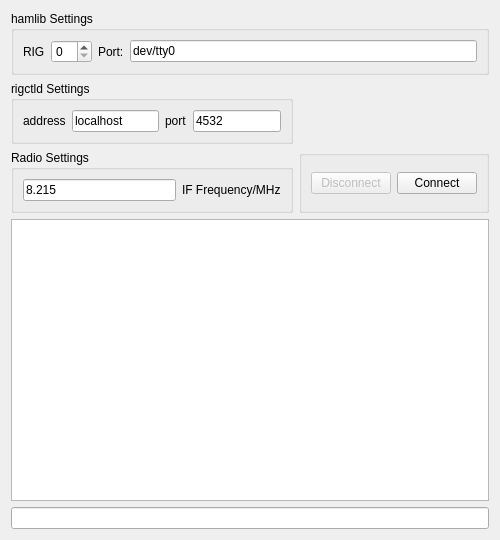
First picture: the form in src/qtgui/panadapter.ui, repository dh2wq/gqrx, before the edit.
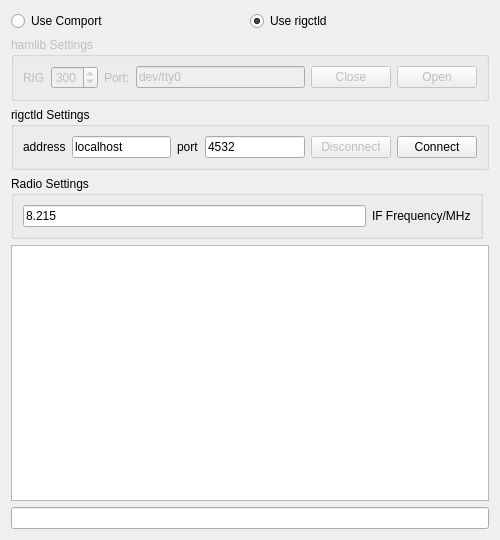
Second picture: the form after the edit.

Commit message: divide Screen into Comport and rigctld use

Patch:
```diff
--- a/src/qtgui/panadapter.ui
+++ b/src/qtgui/panadapter.ui
@@ -14,8 +14,11 @@
    <string>DXC Options</string>
   </property>
   <layout class="QGridLayout" name="gridLayout">
-   <item row="0" column="0" colspan="2">
-    <widget class="QGroupBox" name="groupBox">
+   <item row="2" column="1" colspan="2">
+    <widget class="QGroupBox" name="groupBox_SerialConnection">
+     <property name="enabled">
+      <bool>false</bool>
+     </property>
      <property name="title">
       <string>hamlib Settings</string>
      </property>
@@ -34,7 +37,17 @@
        </widget>
       </item>
       <item>
-       <widget class="QSpinBox" name="spinBox_PanRadioType"/>
+       <widget class="QSpinBox" name="spinBox_PanRadioType">
+        <property name="buttonSymbols">
+         <enum>QAbstractSpinBox::UpDownArrows</enum>
+        </property>
+        <property name="maximum">
+         <number>999</number>
+        </property>
+        <property name="value">
+         <number>300</number>
+        </property>
+       </widget>
       </item>
       <item>
        <widget class="QLabel" name="label_PanRigPort">
@@ -56,10 +69,24 @@
         </property>
        </widget>
       </item>
+      <item>
+       <widget class="QPushButton" name="pushButton_CloseComPort">
+        <property name="text">
+         <string>Close</string>
+        </property>
+       </widget>
+      </item>
+      <item>
+       <widget class="QPushButton" name="pushButton_OpenComPort">
+        <property name="text">
+         <string>Open</string>
+        </property>
+       </widget>
+      </item>
      </layout>
     </widget>
    </item>
-   <item row="2" column="0">
+   <item row="4" column="1">
     <widget class="QGroupBox" name="groupBox_2">
      <property name="title">
       <string>Radio Settings</string>
@@ -88,56 +115,7 @@
      </layout>
     </widget>
    </item>
-   <item row="1" column="0">
-    <widget class="QGroupBox" name="groupBox_4">
-     <property name="title">
-      <string>rigctld Settings</string>
-     </property>
-     <layout class="QHBoxLayout" name="horizontalLayout_2">
-      <item>
-       <widget class="QLabel" name="label_PanRigctldAddress">
-        <property name="sizePolicy">
-         <sizepolicy hsizetype="Fixed" vsizetype="Preferred">
-          <horstretch>0</horstretch>
-          <verstretch>0</verstretch>
-         </sizepolicy>
-        </property>
-        <property name="text">
-         <string>address</string>
-        </property>
-       </widget>
-      </item>
-      <item>
-       <widget class="QLineEdit" name="lineEdit_PanRigctldAddress">
-        <property name="text">
-         <string>localhost</string>
-        </property>
-       </widget>
-      </item>
-      <item>
-       <widget class="QLabel" name="label_PanRigctldPort">
-        <property name="sizePolicy">
-         <sizepolicy hsizetype="Fixed" vsizetype="Preferred">
-          <horstretch>0</horstretch>
-          <verstretch>0</verstretch>
-         </sizepolicy>
-        </property>
-        <property name="text">
-         <string>port</string>
-        </property>
-       </widget>
-      </item>
-      <item>
-       <widget class="QLineEdit" name="lineEdit_PanRigctldPort">
-        <property name="text">
-         <string>4532</string>
-        </property>
-       </widget>
-      </item>
-     </layout>
-    </widget>
-   </item>
-   <item row="6" column="0" colspan="2">
+   <item row="8" column="1" colspan="2">
     <widget class="QPlainTextEdit" name="plainTextEdit_RigComMonitor">
      <property name="font">
       <font>
@@ -164,12 +142,55 @@
      </property>
     </widget>
    </item>
-   <item row="2" column="1">
-    <widget class="QGroupBox" name="groupBox_3">
+   <item row="9" column="1" colspan="2">
+    <widget class="QLineEdit" name="lineEdit_RigCommand"/>
+   </item>
+   <item row="3" column="1" colspan="2">
+    <widget class="QGroupBox" name="groupBox_Rigctld">
      <property name="title">
-      <string/>
+      <string>rigctld Settings</string>
      </property>
-     <layout class="QHBoxLayout" name="horizontalLayout_3">
+     <layout class="QHBoxLayout" name="horizontalLayout_2">
+      <item>
+       <widget class="QLabel" name="label_PanRigctldAddress">
+        <property name="sizePolicy">
+         <sizepolicy hsizetype="Fixed" vsizetype="Preferred">
+          <horstretch>0</horstretch>
+          <verstretch>0</verstretch>
+         </sizepolicy>
+        </property>
+        <property name="text">
+         <string>address</string>
+        </property>
+       </widget>
+      </item>
+      <item>
+       <widget class="QLineEdit" name="lineEdit_PanRigctldAddress">
+        <property name="text">
+         <string>localhost</string>
+        </property>
+       </widget>
+      </item>
+      <item>
+       <widget class="QLabel" name="label_PanRigctldPort">
+        <property name="sizePolicy">
+         <sizepolicy hsizetype="Fixed" vsizetype="Preferred">
+          <horstretch>0</horstretch>
+          <verstretch>0</verstretch>
+         </sizepolicy>
+        </property>
+        <property name="text">
+         <string>port</string>
+        </property>
+       </widget>
+      </item>
+      <item>
+       <widget class="QLineEdit" name="lineEdit_PanRigctldPort">
+        <property name="text">
+         <string>4532</string>
+        </property>
+       </widget>
+      </item>
       <item>
        <widget class="QPushButton" name="pushButton_PanDisconnect">
         <property name="enabled">
@@ -193,8 +214,26 @@
      </layout>
     </widget>
    </item>
-   <item row="7" column="0" colspan="2">
-    <widget class="QLineEdit" name="lineEdit_RigCommand"/>
+   <item row="0" column="1" rowspan="2">
+    <layout class="QHBoxLayout" name="horizontalLayout_5">
+     <item>
+      <widget class="QRadioButton" name="radioButton_UseComPort">
+       <property name="text">
+        <string>Use Comport</string>
+       </property>
+      </widget>
+     </item>
+     <item>
+      <widget class="QRadioButton" name="radioButton_UseRigctld">
+       <property name="text">
+        <string>Use rigctld</string>
+       </property>
+       <property name="checked">
+        <bool>true</bool>
+       </property>
+      </widget>
+     </item>
+    </layout>
    </item>
   </layout>
  </widget>
```
Left out of the diff: 2 changed lines with no effect on the pictures. The commit also changes 2 other files.
